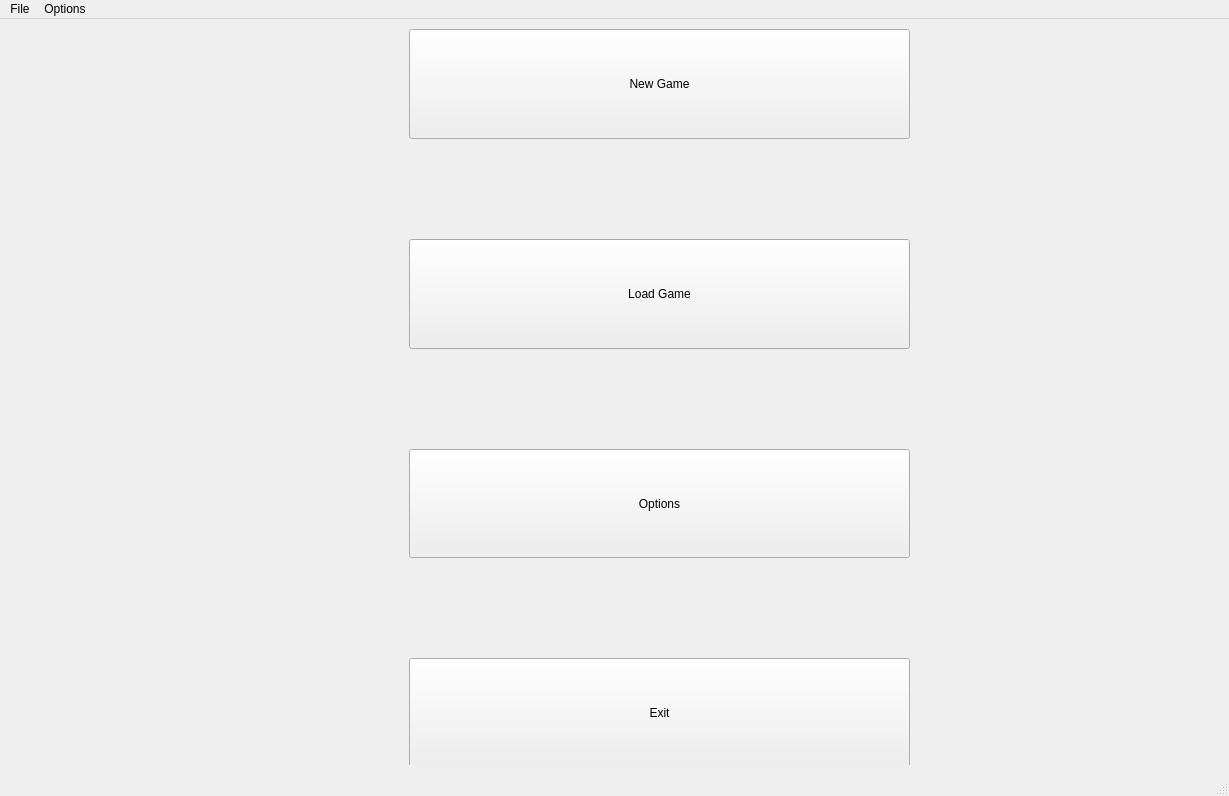
This is QT_UI_Design/UI_MazeWindow.ui in JasonLiu1229/Automata-Group-Project_2021-2022 as Qt 5 draws it before an edit. The edited form follows.
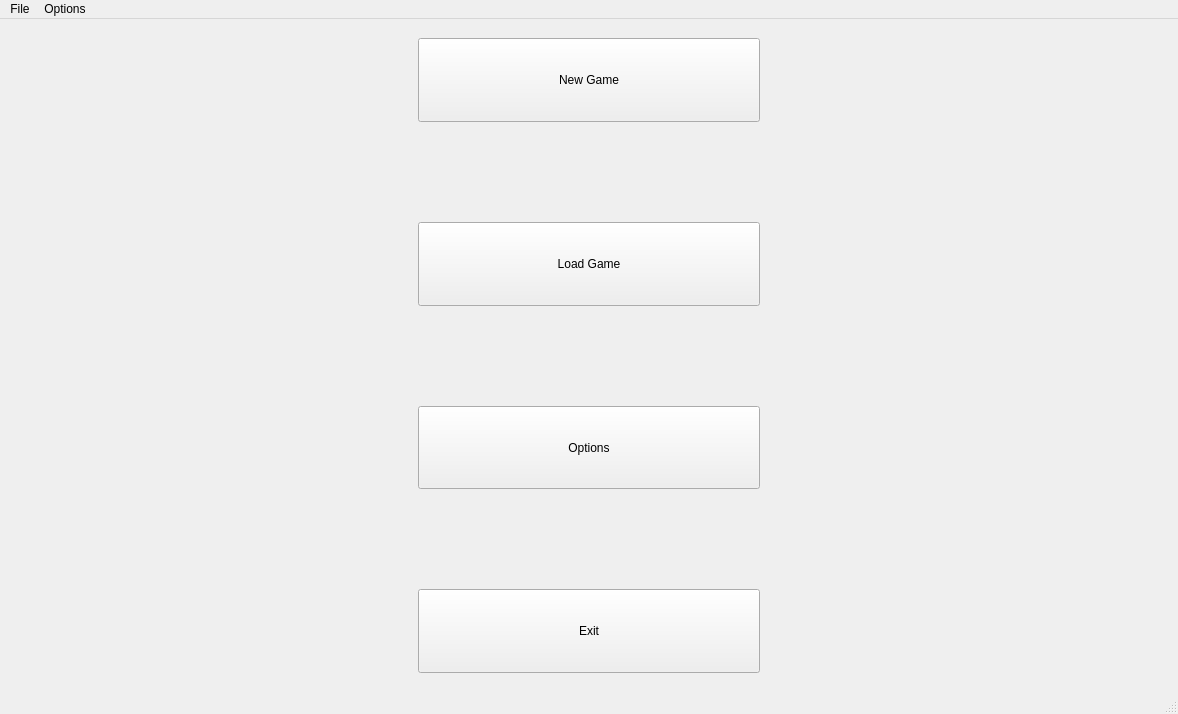
This is the edited form. The open tabs and pages were chosen to show the change.

```diff
--- a/QT_UI_Design/UI_MazeWindow.ui
+++ b/QT_UI_Design/UI_MazeWindow.ui
@@ -6,8 +6,8 @@
    <rect>
     <x>0</x>
     <y>0</y>
-    <width>1229</width>
-    <height>796</height>
+    <width>1178</width>
+    <height>714</height>
    </rect>
   </property>
   <property name="minimumSize">
@@ -57,21 +57,14 @@
        <number>3</number>
       </property>
       <widget class="QWidget" name="MainMenu">
-       <widget class="QWidget" name="verticalLayoutWidget">
-        <property name="geometry">
-         <rect>
-          <x>0</x>
-          <y>0</y>
-          <width>1301</width>
-          <height>741</height>
-         </rect>
-        </property>
+       <layout class="QGridLayout" name="gridLayout_3">
+        <item row="0" column="0">
         <layout class="QVBoxLayout" name="MainScreen_3">
          <property name="spacing">
           <number>100</number>
          </property>
          <property name="sizeConstraint">
-          <enum>QLayout::SetNoConstraint</enum>
+           <enum>QLayout::SetDefaultConstraint</enum>
          </property>
          <property name="leftMargin">
           <number>400</number>
@@ -153,7 +146,8 @@
           </widget>
          </item>
         </layout>
-       </widget>
+        </item>
+       </layout>
       </widget>
       <widget class="QWidget" name="LevelSelectionScreen">
        <layout class="QGridLayout" name="gridLayout">
@@ -443,7 +437,7 @@
     <rect>
      <x>0</x>
      <y>0</y>
-     <width>1229</width>
+     <width>1178</width>
      <height>24</height>
     </rect>
    </property>
```
Left out of the diff: 2 changed lines with no effect on the pictures. Lines whose indentation alone changed are shown as unchanged.
